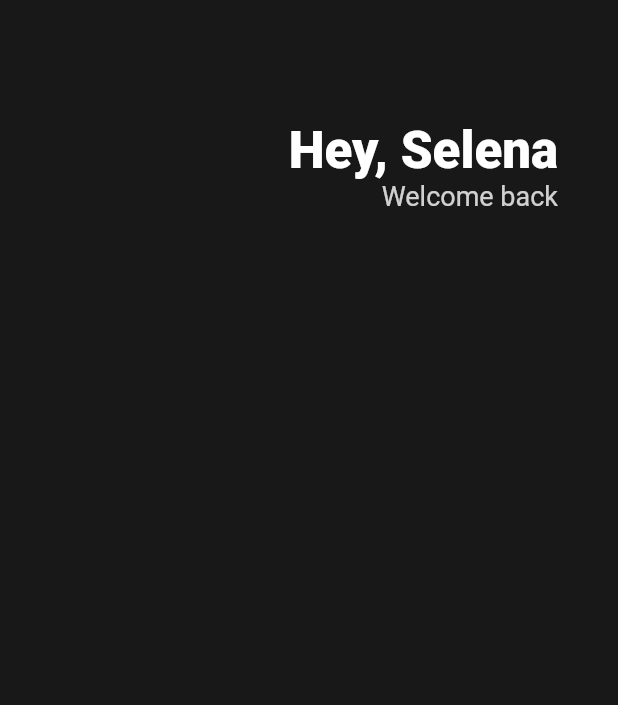
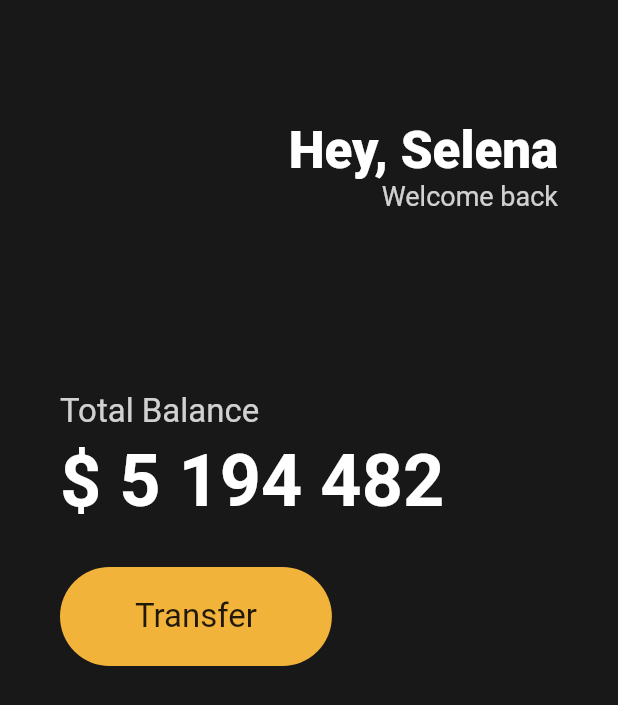
Before and after one commit to HyeonWooGa/flutter__financial_mobile__ui_practice, a Flutter app: the screen it shows after launch, on a phone screen of 412 x 824 dp. Shown: the top 705 px of the screen. Run offline on Flutter 3.47's test engine with Material 2 defaults, Android fonts, the light colour scheme and no system bars.

Commit message:
💄 Transfer Button

```diff
--- a/lib/main.dart
+++ b/lib/main.dart
@@ -18,6 +18,7 @@
             horizontal: 40,
           ),
           child: Column(
+            crossAxisAlignment: CrossAxisAlignment.start,
             children: [
               SizedBox(
                 height: 80,
@@ -46,7 +47,52 @@
                     ],
                   )
                 ],
-              )
+              ),
+              SizedBox(
+                height: 120,
+              ),
+              Text(
+                'Total Balance',
+                style: TextStyle(
+                  color: Colors.white.withOpacity(0.8),
+                  fontSize: 22,
+                ),
+              ),
+              SizedBox(
+                height: 5,
+              ),
+              Text(
+                '\$ 5 194 482',
+                style: TextStyle(
+                    color: Colors.white,
+                    fontSize: 48,
+                    fontWeight: FontWeight.w600),
+              ),
+              SizedBox(
+                height: 30,
+              ),
+              Row(
+                children: [
+                  Container(
+                    decoration: BoxDecoration(
+                      borderRadius: BorderRadius.circular(45),
+                      color: Color(0xFFF2B33A),
+                    ),
+                    child: Padding(
+                      child: Text(
+                        'Transfer',
+                        style: TextStyle(
+                          fontSize: 22,
+                        ),
+                      ),
+                      padding: EdgeInsets.symmetric(
+                        vertical: 20,
+                        horizontal: 50,
+                      ),
+                    ),
+                  ),
+                ],
+              ),
             ],
           ),
         ),
```
